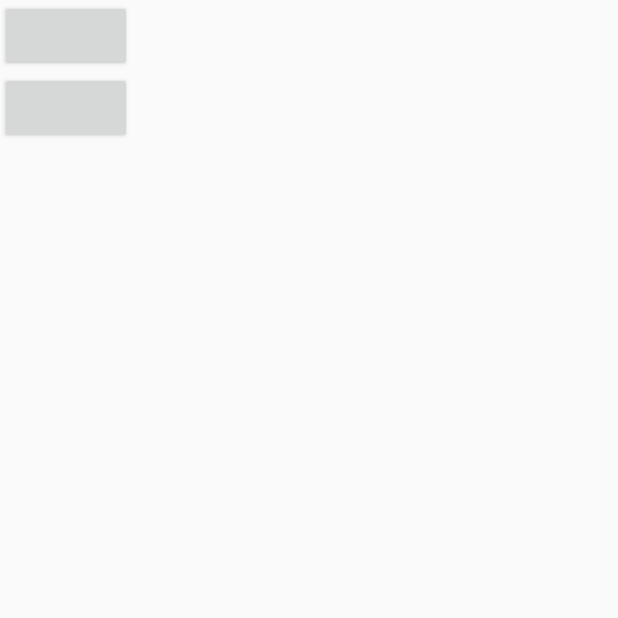
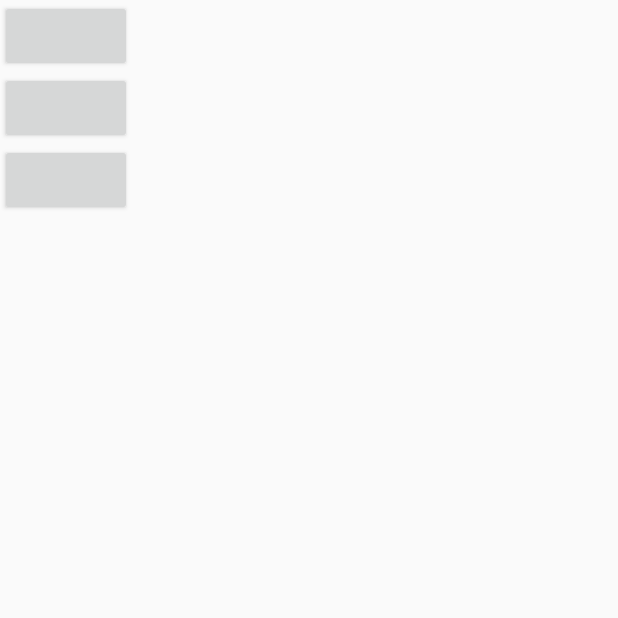
Before and after one commit to JnuSnsSearcherTeam/SNSIntegratedSearcher, an Android app: the FacebookLoginActivity screen opened directly, with no data from a screen before it, on a phone screen of 412 x 824 dp, the top half of it. Run offline under Robolectric (Android 15) with nearby library versions, the phone set to English and light mode, and no system bars; libraries missing offline, so code that uses them is left out: com.facebook, com.facebook.login.

Commit message:
login token works well.

```diff
--- a/app/src/main/java/kr/jnu/embedded/snssearcher/ui/activities/FacebookLoginActivity.java
+++ b/app/src/main/java/kr/jnu/embedded/snssearcher/ui/activities/FacebookLoginActivity.java
@@ -1,14 +1,21 @@
 package kr.jnu.embedded.snssearcher.ui.activities;
 
+import android.content.Context;
 import android.content.Intent;
 import android.support.v7.app.AppCompatActivity;
 import android.os.Bundle;
+import android.util.Log;
 import android.view.View;
 import android.widget.Button;
+
+import com.facebook.AccessToken;
+import com.facebook.AccessTokenManager;
+import com.facebook.AccessTokenTracker;
 import com.facebook.login.LoginManager;
 import java.util.Arrays;
 
 import kr.jnu.embedded.snssearcher.R;
+import kr.jnu.embedded.snssearcher.base.App;
 import kr.jnu.embedded.snssearcher.core.InstagramLoginManager;
 
 public class FacebookLoginActivity extends AppCompatActivity {
@@ -18,6 +25,8 @@ public class FacebookLoginActivity extends AppCompatActivity {
         setContentView(R.layout.activity_facebook_login);
         Button facebookButton = findViewById(R.id.facebookButton);
         Button instagramButton = findViewById(R.id.instagramButton);
+        Button checkButton = findViewById(R.id.checkAccessToken);
+
 
         facebookButton.setOnClickListener(new View.OnClickListener() {
             @Override
@@ -29,6 +38,13 @@ public class FacebookLoginActivity extends AppCompatActivity {
             @Override
             public void onClick(View view) {
                 instaLogin();
+            }
+        });
+        checkButton.setOnClickListener(new View.OnClickListener() {
+            @Override
+            public void onClick(View view) {
+                Log.d("Activity","Instagram: " + ((App)getApplicationContext()).getInstagramAccessToken());
+                Log.d("Activity","facebook" + AccessToken.getCurrentAccessToken());
             }
         });
 
--- a/app/src/main/res/layout/activity_facebook_login.xml
+++ b/app/src/main/res/layout/activity_facebook_login.xml
@@ -17,5 +17,9 @@
         android:layout_height="wrap_content"
         android:layout_below="@+id/facebookButton">
     </Button>
-
+    <Button
+        android:id="@+id/checkAccessToken"
+        android:layout_below="@+id/instagramButton"
+        android:layout_width="wrap_content"
+        android:layout_height="wrap_content" />
 </RelativeLayout>
```
